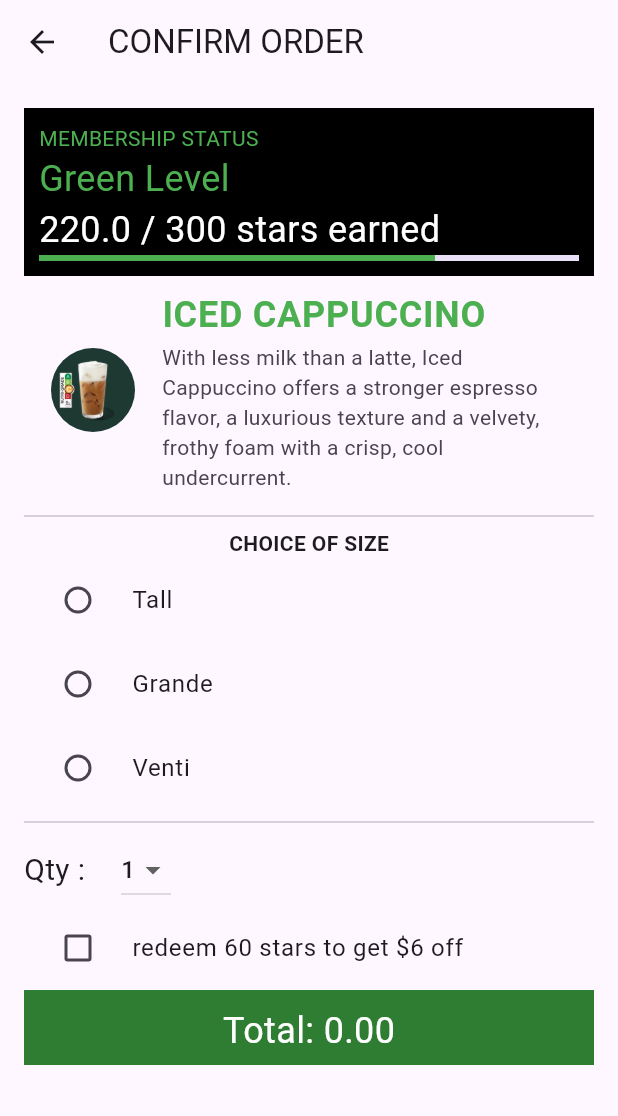
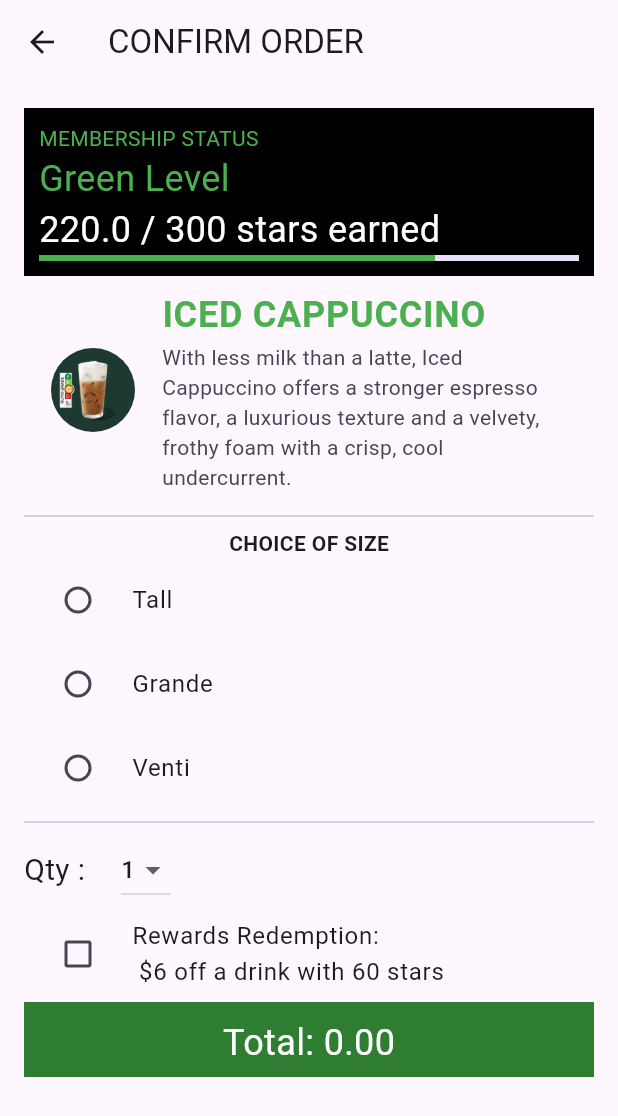
Before and after one commit to zacw-243L/flutter-starbucks-app, a Flutter app: the screen it shows after launch, after a tap on "ICED CAPPUCCINO", on a phone screen of 412 x 824 dp. Shown: the top 1116 px of the screen. Run offline on Flutter 3.47's test engine with Material 3 defaults, Android fonts, the phone set to English and light mode, and no system bars.

Commit message:
Checkbox worksish

```diff
--- a/Starbucks Flutter app/lib/screens/order_screen.dart
+++ b/Starbucks Flutter app/lib/screens/order_screen.dart
@@ -158,7 +158,8 @@ class _OrderScreenState extends State<OrderScreen> {
               ),
               //TODO Q8 CheckboxListTile to indicate whether to redeem reward
               CheckboxListTile(
-                title: const Text('redeem 60 stars to get \$6 off'),
+                title: const Text(
+                    'Rewards Redemption:\n \$6 off a drink with 60 stars'),
                 controlAffinity: ListTileControlAffinity.leading,
                 value: redeem,
                 onChanged: (newValue) {
```
